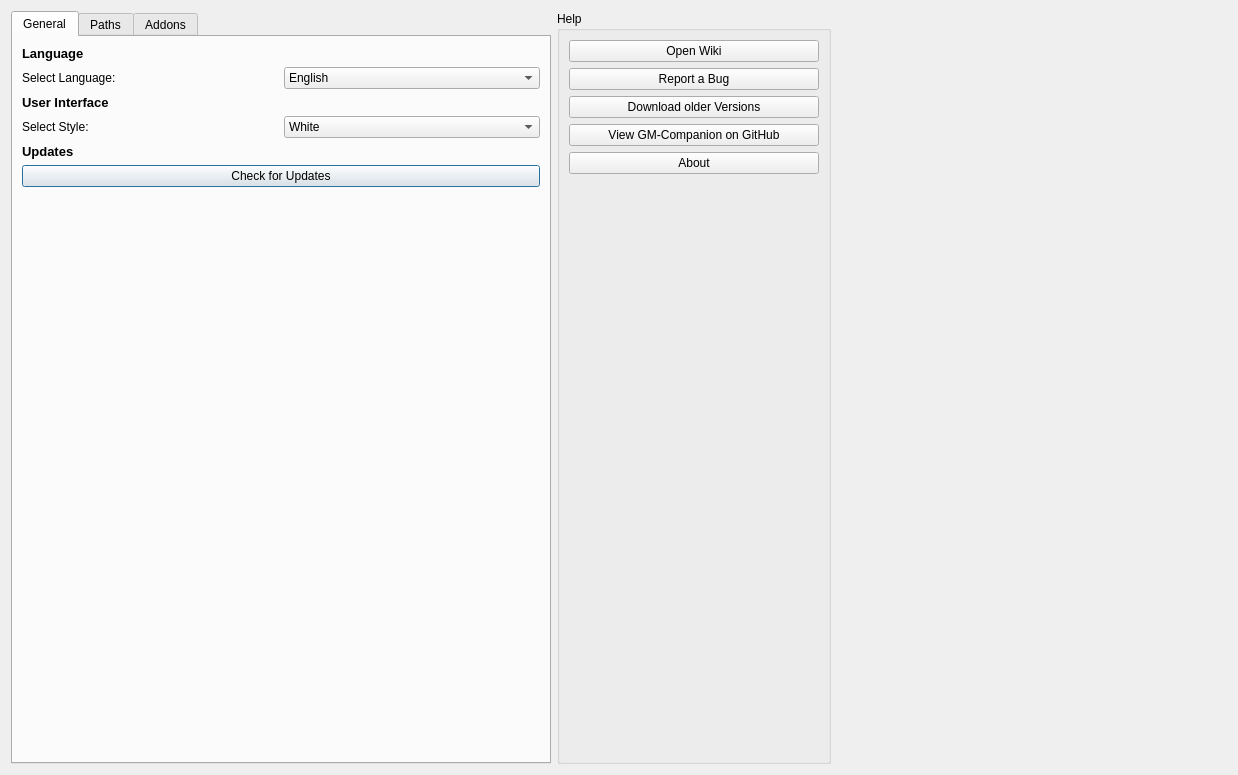
Old version of the form gm-companion/dialogs/optionsdialog.ui in the repository PhilInTheGaps/GM-Companion.
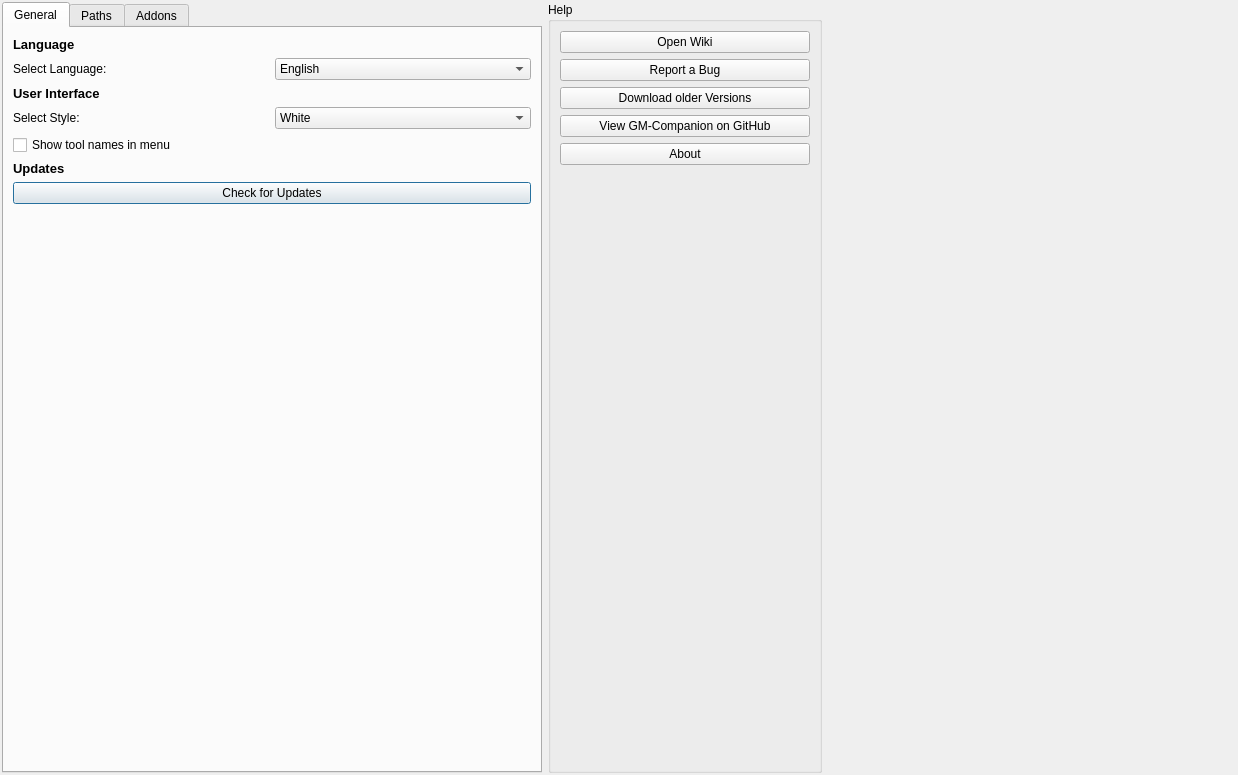
New version of the form. The open tabs and pages were chosen to show the change. Icons and pictures are not drawn.

Diff of the .ui file:
```diff
--- a/gm-companion/dialogs/optionsdialog.ui
+++ b/gm-companion/dialogs/optionsdialog.ui
@@ -18,6 +18,18 @@
     <normaloff>:/resources/icon256.png</normaloff>:/resources/icon256.png</iconset>
   </property>
   <layout class="QHBoxLayout" name="horizontalLayout_7">
+   <property name="leftMargin">
+    <number>2</number>
+   </property>
+   <property name="topMargin">
+    <number>2</number>
+   </property>
+   <property name="rightMargin">
+    <number>2</number>
+   </property>
+   <property name="bottomMargin">
+    <number>2</number>
+   </property>
    <item>
     <widget class="QTabWidget" name="tabWidget">
      <property name="sizePolicy">
@@ -115,6 +127,13 @@
          </item>
         </layout>
        </item>
+       <item>
+        <widget class="QCheckBox" name="checkBox_showToolNames">
+         <property name="text">
+          <string>Show tool names in menu</string>
+         </property>
+        </widget>
+       </item>
        <item>
         <widget class="QLabel" name="label_8">
          <property name="font">
```
Left out of the diff: 4 changed lines with no effect on the pictures.
